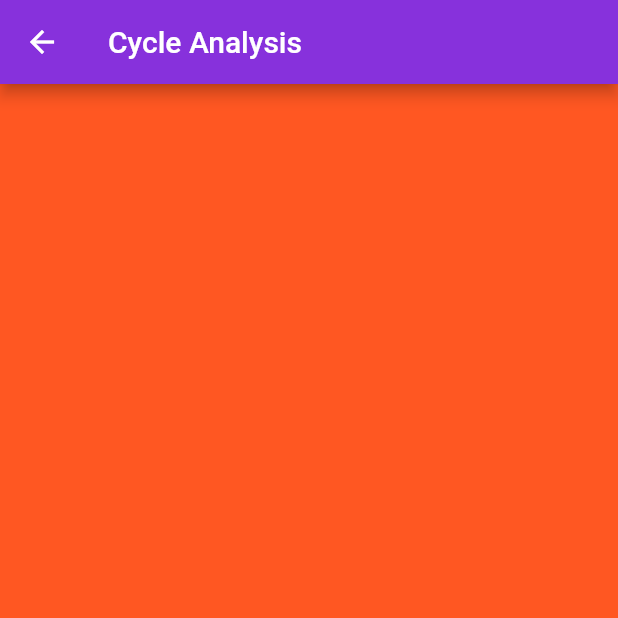
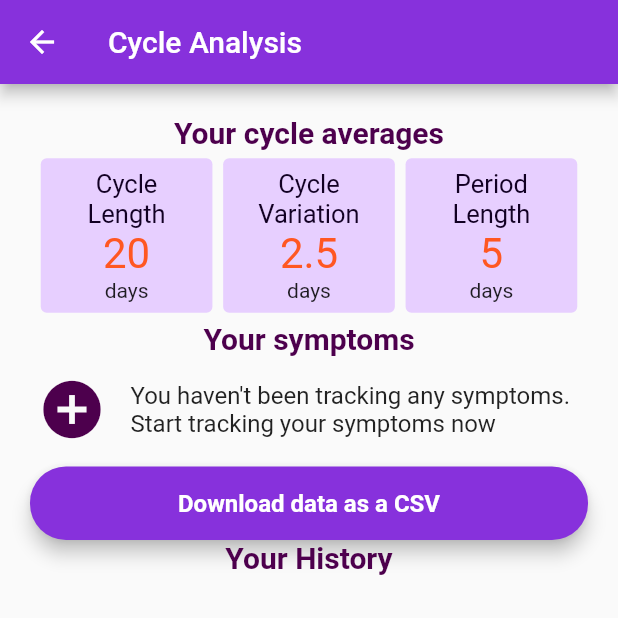
Before and after one commit to Pogayo/Ledi-mobile, a Flutter app: the CycleAnalysis screen opened directly, on a phone screen of 412 x 824 dp, the top half of it. Run offline on Flutter 3.47's test engine with Material 2 defaults, Android fonts, the phone set to English and light mode, and no system bars; our stand-ins replace firebase_auth, flutter_calendar_carousel; accounts and stored records are empty; Roboto replaces fonts that are missing (Montserrat).

Commit message:
Started Cycle Analysis display

```diff
--- a/lib/current_cycle.dart
+++ b/lib/current_cycle.dart
@@ -1,10 +1,4 @@
 import 'package:flutter/material.dart';
-import 'package:flutter_calendar_carousel/flutter_calendar_carousel.dart';
-import 'package:flutter_calendar_carousel/classes/event.dart';
-import 'package:flutter_calendar_carousel/classes/event_list.dart';
-
-
-
 
 class CurrentCycle extends StatefulWidget{
 
--- a/lib/cycle_analysis.dart
+++ b/lib/cycle_analysis.dart
@@ -1,22 +1,135 @@
 import 'package:flutter/material.dart';
 
-
-class CycleAnalysis extends StatefulWidget{
-
+class CycleAnalysis extends StatefulWidget {
   @override
   State<StatefulWidget> createState() {
     return _CycleAnalysisState();
   }
+}
 
-}
+
 class _CycleAnalysisState extends State<CycleAnalysis> {
+
+
+  Widget _displayAverageStat(String title, String number){
+    TextStyle sub_heading_style = TextStyle(fontFamily: 'Montserrat', color: Color(0xff120023),fontSize: 17);
+    var tit=[];
+    tit=title.split(" ");
+    return Container(
+      padding:EdgeInsets.fromLTRB(5.0, 7.0, 5.0, 7.0),
+      width:MediaQuery.of(context).size.width / 3.6,
+      decoration: BoxDecoration(
+        borderRadius: new BorderRadius.all(new Radius.circular(4.0)),
+        color: Color(0xffE7CFFF),
+
+      ),
+      child: Column(
+          crossAxisAlignment:CrossAxisAlignment.center ,
+          children: [
+            Text(tit[0], style:sub_heading_style,softWrap: true,),
+            Text(tit[1], style:sub_heading_style,softWrap: true,),
+            Text(number,style: TextStyle(fontSize: 28, color: Colors.deepOrange),),
+            Text("days"),
+
+          ]),
+    );
+  }
+
+  Widget notTrackingSymptoms(){
+    return ListTile(
+      contentPadding: EdgeInsets.fromLTRB(5.0, 2.0, 5.0, 10.0),
+      leading:Icon(Icons.add_circle,color:Color(0xff4d004d), size:46),
+      title:Text("You haven't been tracking any symptoms. Start tracking your symptoms now", ),
+      onTap: ()=>print("tapped"),
+    );
+  }
 
   @override
   Widget build(BuildContext context) {
+    TextStyle style = TextStyle(fontFamily: 'Montserrat', fontSize: 16.0);
+    TextStyle title_style = TextStyle(
+        fontFamily: 'Montserrat',
+        fontSize: 20.0,
+        color: Color(0xff4d004d),
+        fontWeight: FontWeight.bold);
+    TextStyle sub_heading_style = style.copyWith(
+        color: Color(0xff120023),fontSize: 17);
+    TextStyle paragraph = TextStyle(
+        fontFamily: 'Montserrat', fontSize: 16.0, color: Colors.black87);
+
+
+
     return Scaffold(
-        appBar:AppBar(title:Text("Cycle Analysis")),
+        appBar: AppBar(title: Text("Cycle Analysis")),
         body: Container(
-      color: Colors.deepOrange,
-    ));
+            child: ListView(
+          padding: EdgeInsets.fromLTRB(20.0, 15.0, 20.0, 15.0),
+          children: [
+            Center(
+              child: Text(
+                "Your cycle averages",
+                style: title_style,
+              ),
+              heightFactor: 1.5,
+            ),
+            Row(
+              mainAxisAlignment: MainAxisAlignment.spaceEvenly,
+              children: <Widget>[
+              _displayAverageStat("Cycle Length", "20"),
+                _displayAverageStat("Cycle Variation", "2.5"),
+                _displayAverageStat("Period Length", "5"),
+              ],
+            ),
+             Center(
+              child: Text(
+                "Your symptoms",
+                style: title_style,
+              ),
+              heightFactor: 1.5,
+            ),
+        notTrackingSymptoms(),
+        Material(
+          elevation: 5.0,
+          borderRadius: BorderRadius.circular(24.0),
+          color: Color(0xff8731DC),
+          child:MaterialButton(
+              minWidth: MediaQuery.of(context).size.width,
+              padding: EdgeInsets.fromLTRB(20.0, 15.0, 20.0, 15.0),
+              onPressed:()=>print("clicked") ,
+              child: Text('Download data as a CSV',
+                  textAlign: TextAlign.center,
+                  style: style.copyWith(
+                      color: Colors.white, fontWeight: FontWeight.bold)),
+            ),),
+          Center(
+          child: Text(
+            "Your History",
+            style: title_style,
+          ),)
+          ],
+
+        )
+        )
+    );
   }
 }
+
+
+//defining cycle api
+
+class Cycle{
+  DateTime start;
+  DateTime end;
+  int duration;
+  DateTime periodStart;
+  DateTime periodEnd;
+  DateTime fertilityStart;
+  DateTime fertilityEnd;
+  Cycle({this.start, this.end, this.duration, this.periodStart, this.periodEnd, this.fertilityStart, this.fertilityEnd})
+
+  {
+
+
+}
+
+}
--- a/lib/home.dart
+++ b/lib/home.dart
@@ -63,7 +63,7 @@ class _HomeState extends State<Home> {
             title: new Text('Calender'),
           ),
           BottomNavigationBarItem(
-              icon: Icon(Icons.show_chart, color: Color(0xff8731DC)),
+              icon: Icon(Icons.trending_up, color: Color(0xff8731DC)),
               title: Text('Analysis')
           )
           ,
--- a/lib/login.dart
+++ b/lib/login.dart
@@ -168,7 +168,7 @@ class _LoginState extends State<Login> {
             Icons.lock,
             color:  Color(0xff8731DC),),
           border:
-              OutlineInputBorder(borderRadius: BorderRadius.circular(32.0))),
+              OutlineInputBorder(borderRadius: BorderRadius.circular(24.0))),
     );
 
     final showForm=Center(
@@ -221,7 +221,7 @@ class _LoginState extends State<Login> {
   Widget showPrimaryButton() {
     return Material(
       elevation: 5.0,
-      borderRadius: BorderRadius.circular(30.0),
+      borderRadius: BorderRadius.circular(24.0),
       color: Color(0xff8731DC),
       child: MaterialButton(
         minWidth: MediaQuery.of(context).size.width,
--- a/lib/settings/privacy_policy.dart
+++ b/lib/settings/privacy_policy.dart
@@ -23,6 +23,7 @@ class PrivacyPolicy extends StatelessWidget{
                       "your data is safe, and that you feel safe. We will outline what kind of data we collect and what we do with it, and what we don't collect.\n\n"
 
               ),
+
               TextSpan(
                 text: " Personal data we collect\n\n",
                 style: sub_heading_style,
```
